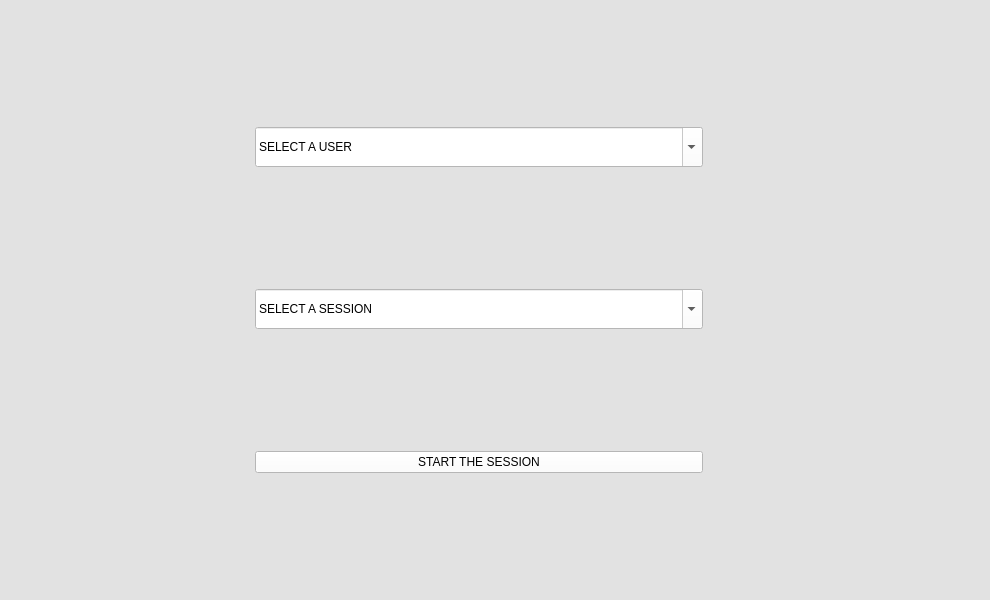
Old version of the form views/first_window.ui in the repository RadekChy25/ChewSense.
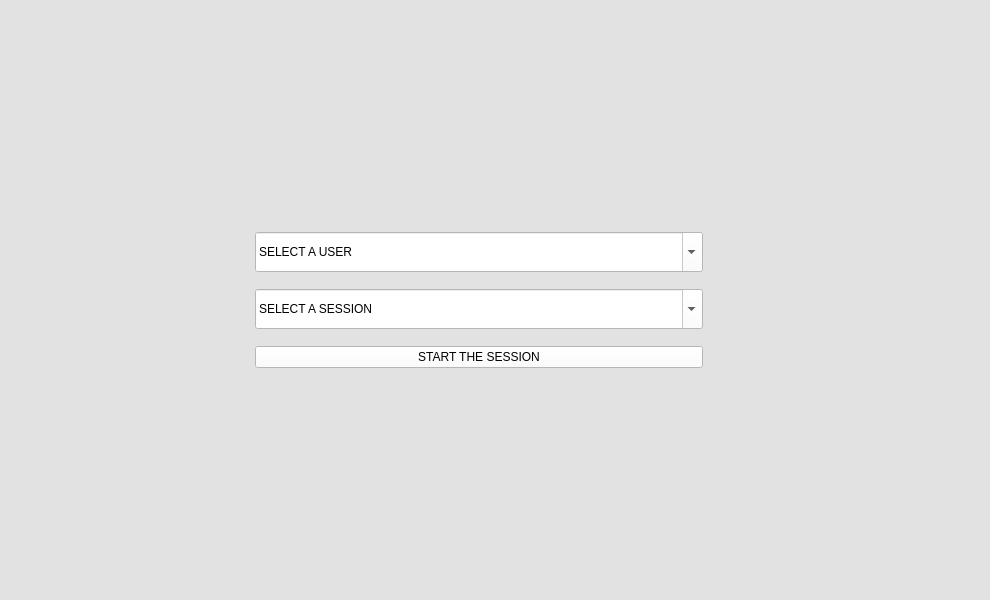
New version of the form. Icons and pictures are not drawn.

Diff of the .ui file:
```diff
--- a/views/first_window.ui
+++ b/views/first_window.ui
@@ -178,6 +178,12 @@
        <property name="sizeType">
         <enum>QSizePolicy::Expanding</enum>
        </property>
+       <property name="sizeHint" stdset="0">
+        <size>
+         <width>0</width>
+         <height>0</height>
+        </size>
+       </property>
       </spacer>
      </item>
      <item row="3" column="5">
@@ -249,6 +255,12 @@
        <property name="sizeType">
         <enum>QSizePolicy::Expanding</enum>
        </property>
+       <property name="sizeHint" stdset="0">
+        <size>
+         <width>0</width>
+         <height>0</height>
+        </size>
+       </property>
       </spacer>
      </item>
      <item row="3" column="3">
```
Left out of the diff: 4 changed lines with no effect on the pictures.
